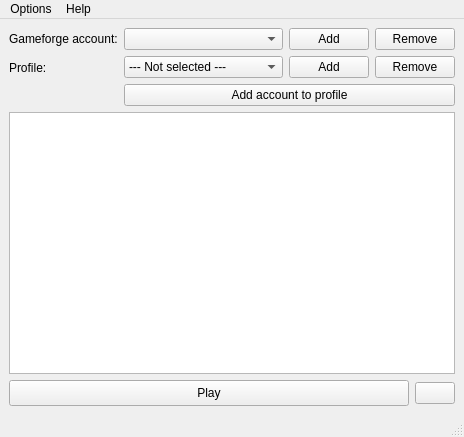
Above: MainWindow.ui from hatz2/GflessClient before the change. Below: the same form after it.
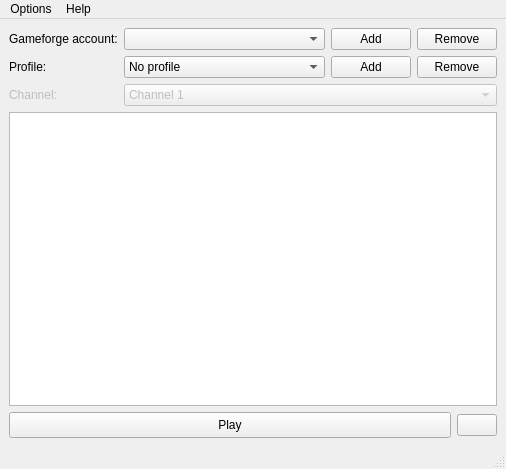
That is the form after the change. Icons and pictures are not drawn.

Commit message: Updated to hanlde profile system

```diff
--- a/MainWindow.ui
+++ b/MainWindow.ui
@@ -6,8 +6,8 @@
    <rect>
     <x>0</x>
     <y>0</y>
-    <width>464</width>
-    <height>437</height>
+    <width>506</width>
+    <height>469</height>
    </rect>
   </property>
   <property name="windowTitle">
@@ -18,7 +18,7 @@
     <normaloff>:/resources/gfless_icon.png</normaloff>:/resources/gfless_icon.png</iconset>
   </property>
   <widget class="QWidget" name="centralwidget">
-   <layout class="QVBoxLayout" name="verticalLayout_2">
+   <layout class="QVBoxLayout" name="verticalLayout">
     <item>
      <layout class="QFormLayout" name="formLayout">
       <item row="0" column="0">
@@ -57,14 +57,15 @@
        </widget>
       </item>
       <item row="1" column="1">
-       <layout class="QVBoxLayout" name="verticalLayout">
-        <item>
          <layout class="QHBoxLayout" name="horizontalLayout" stretch="1,0,0">
           <item>
            <widget class="QComboBox" name="profileComboBox">
+          <property name="currentText">
+           <string>No profile</string>
+          </property>
             <item>
              <property name="text">
-              <string>--- Not selected ---</string>
+            <string>No profile</string>
              </property>
             </item>
            </widget>
@@ -85,14 +86,57 @@
           </item>
          </layout>
         </item>
-        <item>
-         <widget class="QPushButton" name="addProfileAccountButton">
+      <item row="2" column="0">
+       <widget class="QLabel" name="channelLabel">
+        <property name="enabled">
+         <bool>false</bool>
+        </property>
           <property name="text">
-           <string>Add account to profile</string>
+         <string>Channel:</string>
           </property>
          </widget>
         </item>
-       </layout>
+      <item row="2" column="1">
+       <widget class="QComboBox" name="channelComboBox">
+        <property name="enabled">
+         <bool>false</bool>
+        </property>
+        <item>
+         <property name="text">
+          <string>Channel 1</string>
+         </property>
+        </item>
+        <item>
+         <property name="text">
+          <string>Channel 2</string>
+         </property>
+        </item>
+        <item>
+         <property name="text">
+          <string>Channel 3</string>
+         </property>
+        </item>
+        <item>
+         <property name="text">
+          <string>Channel 4</string>
+         </property>
+        </item>
+        <item>
+         <property name="text">
+          <string>Channel 5</string>
+         </property>
+        </item>
+        <item>
+         <property name="text">
+          <string>Channel 6</string>
+         </property>
+        </item>
+        <item>
+         <property name="text">
+          <string>Channel 7</string>
+         </property>
+        </item>
+       </widget>
       </item>
      </layout>
     </item>
@@ -144,8 +188,8 @@
     <rect>
      <x>0</x>
      <y>0</y>
-     <width>464</width>
-     <height>20</height>
+     <width>506</width>
+     <height>21</height>
     </rect>
    </property>
    <widget class="QMenu" name="menuSettings">
```
Lines whose indentation alone changed are shown as unchanged. The commit also changes 13 other files.
